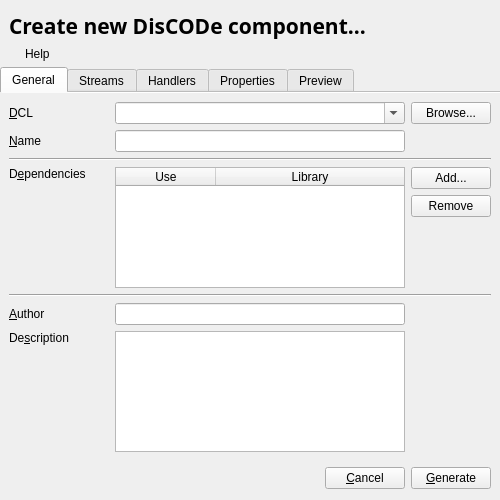
maciek-slon/DisCODe, file src/Tools/diswizard.ui: the form before one commit.
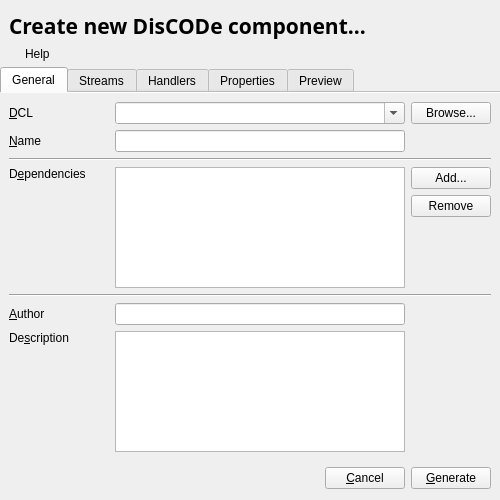
The form after the commit. The open tabs and pages were chosen to show the change.

Diff of the .ui file:
```diff
--- a/src/Tools/diswizard.ui
+++ b/src/Tools/diswizard.ui
@@ -70,7 +70,7 @@
       <enum>QTabWidget::Rounded</enum>
      </property>
      <property name="currentIndex">
-      <number>1</number>
+      <number>0</number>
      </property>
      <property name="documentMode">
       <bool>true</bool>
@@ -85,6 +85,9 @@
       <layout class="QGridLayout" name="gridLayout_5" columnminimumwidth="100,0,0">
        <item row="3" column="0">
         <widget class="QLabel" name="label_3">
+         <property name="frameShape">
+          <enum>QFrame::NoFrame</enum>
+         </property>
          <property name="text">
           <string>D&amp;ependencies</string>
          </property>
@@ -92,7 +95,7 @@
           <set>Qt::AlignLeading|Qt::AlignLeft|Qt::AlignTop</set>
          </property>
          <property name="buddy">
-          <cstring>tblDependencies</cstring>
+          <cstring>lstDeps</cstring>
          </property>
         </widget>
        </item>
@@ -116,29 +119,6 @@
          </property>
         </widget>
        </item>
-       <item row="3" column="1">
-        <widget class="QTableWidget" name="tblDependencies">
-         <property name="tabKeyNavigation">
-          <bool>false</bool>
-         </property>
-         <attribute name="horizontalHeaderStretchLastSection">
-          <bool>true</bool>
-         </attribute>
-         <attribute name="verticalHeaderVisible">
-          <bool>false</bool>
-         </attribute>
-         <column>
-          <property name="text">
-           <string>Use</string>
-          </property>
-         </column>
-         <column>
-          <property name="text">
-           <string>Library</string>
-          </property>
-         </column>
-        </widget>
-       </item>
        <item row="1" column="1">
         <widget class="QLineEdit" name="edName"/>
        </item>
@@ -249,6 +229,9 @@
          </property>
         </widget>
        </item>
+       <item row="3" column="1">
+        <widget class="QListWidget" name="lstDeps"/>
+       </item>
       </layout>
      </widget>
      <widget class="QWidget" name="tab_2">
```
Left out of the diff: 1 changed line with no effect on the pictures.
